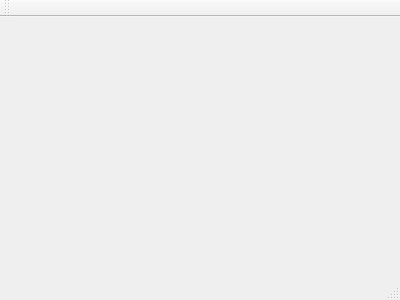
Above: mainwindow.ui from TianZerL/LAN_Files_Transmission before the change. Below: the same form after it.
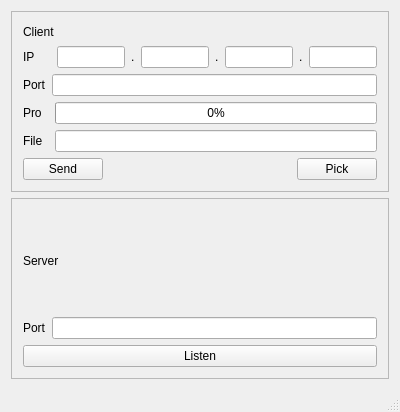
That is the form after the change.

Diff of the .ui file:
```diff
--- a/mainwindow.ui
+++ b/mainwindow.ui
@@ -1,24 +1,244 @@
 <ui version="4.0">
  <class>MainWindow</class>
- <widget class="QMainWindow" name="MainWindow" >
-  <property name="geometry" >
+ <widget class="QMainWindow" name="MainWindow">
+  <property name="geometry">
    <rect>
     <x>0</x>
     <y>0</y>
     <width>400</width>
-    <height>300</height>
+    <height>412</height>
    </rect>
   </property>
   <property name="windowTitle" >
    <string>MainWindow</string>
   </property>
-  <widget class="QMenuBar" name="menuBar" />
-  <widget class="QToolBar" name="mainToolBar" />
-  <widget class="QWidget" name="centralWidget" />
-  <widget class="QStatusBar" name="statusBar" />
+  <widget class="QWidget" name="centralWidget">
+   <layout class="QGridLayout" name="gridLayout_2">
+    <item row="0" column="0">
+     <widget class="QFrame" name="client_frame">
+      <property name="frameShape">
+       <enum>QFrame::StyledPanel</enum>
+      </property>
+      <property name="frameShadow">
+       <enum>QFrame::Raised</enum>
+      </property>
+      <layout class="QGridLayout" name="gridLayout_6">
+       <item row="0" column="0">
+        <widget class="QLabel" name="client_lb">
+         <property name="text">
+          <string>Client</string>
+         </property>
+        </widget>
+       </item>
+       <item row="1" column="0">
+        <layout class="QGridLayout" name="ip">
+         <item row="0" column="3">
+          <widget class="QLineEdit" name="ip2_le">
+           <property name="maxLength">
+            <number>3</number>
+           </property>
+          </widget>
+         </item>
+         <item row="0" column="7">
+          <widget class="QLineEdit" name="ip4_le">
+           <property name="maxLength">
+            <number>3</number>
+           </property>
+          </widget>
+         </item>
+         <item row="0" column="4">
+          <widget class="QLabel" name="pt2_lb">
+           <property name="text">
+            <string>.</string>
+           </property>
+          </widget>
+         </item>
+         <item row="0" column="5">
+          <widget class="QLineEdit" name="ip3_le">
+           <property name="maxLength">
+            <number>3</number>
+           </property>
+          </widget>
+         </item>
+         <item row="0" column="2">
+          <widget class="QLabel" name="pt1_lb">
+           <property name="text">
+            <string>.</string>
+           </property>
+          </widget>
+         </item>
+         <item row="0" column="0">
+          <widget class="QLabel" name="ip_lb">
+           <property name="text">
+            <string>IP     </string>
+           </property>
+          </widget>
+         </item>
+         <item row="0" column="6">
+          <widget class="QLabel" name="pt3_lb">
+           <property name="text">
+            <string>.</string>
+           </property>
+          </widget>
+         </item>
+         <item row="0" column="1">
+          <widget class="QLineEdit" name="ip1_le">
+           <property name="maxLength">
+            <number>3</number>
+           </property>
+          </widget>
+         </item>
+        </layout>
+       </item>
+       <item row="2" column="0">
+        <layout class="QGridLayout" name="port">
+         <item row="0" column="0">
+          <widget class="QLabel" name="port_lb">
+           <property name="text">
+            <string>Port</string>
+           </property>
+          </widget>
+         </item>
+         <item row="0" column="1">
+          <widget class="QLineEdit" name="port_le"/>
+         </item>
+        </layout>
+       </item>
+       <item row="3" column="0">
+        <layout class="QGridLayout" name="gridLayout_5">
+         <item row="0" column="0">
+          <widget class="QLabel" name="label">
+           <property name="text">
+            <string>Pro  </string>
+           </property>
+          </widget>
+         </item>
+         <item row="0" column="1">
+          <widget class="QProgressBar" name="process">
+           <property name="value">
+            <number>0</number>
+           </property>
+          </widget>
+         </item>
+        </layout>
+       </item>
+       <item row="4" column="0">
+        <layout class="QGridLayout" name="gridLayout_3">
+         <item row="0" column="0">
+          <widget class="QLabel" name="file_lb">
+           <property name="text">
+            <string>File  </string>
+           </property>
+          </widget>
+         </item>
+         <item row="0" column="1">
+          <widget class="QLineEdit" name="file_le"/>
+         </item>
+        </layout>
+       </item>
+       <item row="5" column="0">
+        <layout class="QGridLayout" name="gridLayout_4">
+         <item row="0" column="2">
+          <widget class="QPushButton" name="pick_pb">
+           <property name="text">
+            <string>Pick</string>
+           </property>
+          </widget>
+         </item>
+         <item row="0" column="0">
+          <widget class="QPushButton" name="send_pb">
+           <property name="text">
+            <string>Send</string>
+           </property>
+          </widget>
+         </item>
+         <item row="0" column="1">
+          <spacer name="horizontalSpacer">
+           <property name="orientation">
+            <enum>Qt::Horizontal</enum>
+           </property>
+           <property name="sizeHint" stdset="0">
+            <size>
+             <width>40</width>
+             <height>20</height>
+            </size>
+           </property>
+          </spacer>
+         </item>
+        </layout>
+       </item>
+      </layout>
+     </widget>
+    </item>
+    <item row="1" column="0">
+     <widget class="QFrame" name="serve_frame">
+      <property name="frameShape">
+       <enum>QFrame::StyledPanel</enum>
+      </property>
+      <property name="frameShadow">
+       <enum>QFrame::Raised</enum>
+      </property>
+      <layout class="QGridLayout" name="gridLayout">
+       <item row="0" column="0">
+        <widget class="QLabel" name="server_lb">
+         <property name="text">
+          <string>Server</string>
+         </property>
+        </widget>
+       </item>
+       <item row="1" column="0">
+        <layout class="QGridLayout" name="server">
+         <item row="0" column="0">
+          <layout class="QGridLayout" name="port_server">
+           <item row="0" column="0">
+            <widget class="QLabel" name="port_lb_server">
+             <property name="text">
+              <string>Port</string>
+             </property>
+            </widget>
+           </item>
+           <item row="0" column="1">
+            <widget class="QLineEdit" name="port_le_server"/>
+           </item>
+          </layout>
+         </item>
+         <item row="1" column="0">
+          <widget class="QPushButton" name="pushButton">
+           <property name="text">
+            <string>Listen</string>
+           </property>
+          </widget>
+         </item>
+        </layout>
+       </item>
+      </layout>
+     </widget>
+    </item>
+   </layout>
+  </widget>
+  <widget class="QMenuBar" name="menuBar">
+   <property name="geometry">
+    <rect>
+     <x>0</x>
+     <y>0</y>
+     <width>400</width>
+     <height>25</height>
+    </rect>
+   </property>
+  </widget>
+  <widget class="QStatusBar" name="statusBar"/>
  </widget>
- <layoutDefault spacing="6" margin="11" />
- <pixmapfunction></pixmapfunction>
+ <layoutdefault spacing="6" margin="11"/>
+ <tabstops>
+  <tabstop>ip1_le</tabstop>
+  <tabstop>ip2_le</tabstop>
+  <tabstop>ip3_le</tabstop>
+  <tabstop>ip4_le</tabstop>
+  <tabstop>port_le</tabstop>
+  <tabstop>file_le</tabstop>
+  <tabstop>send_pb</tabstop>
+  <tabstop>pick_pb</tabstop>
+ </tabstops>
  <resources/>
  <connections/>
 </ui>
```
Left out of the diff: 3 changed lines with no effect on the pictures.
